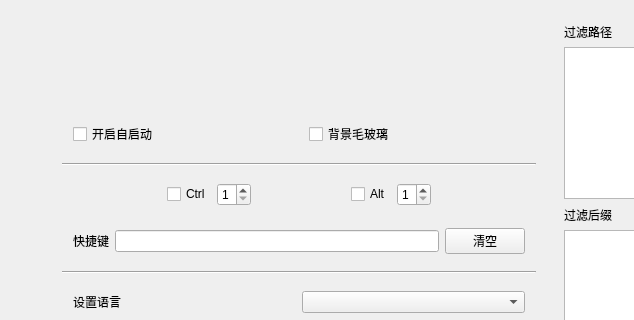
Above: uuz_shortcut_icon/config_window.ui from LOVEUUZ/uuz_shortcut_icon before the change; both pictures show x 0 to 634 and y 0 to 320 of the 842 by 592 pixel window. Below: the same form after it.
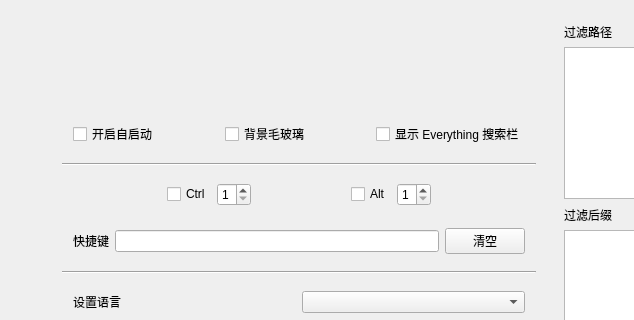
That is the form after the change. Custom widgets are drawn as their Qt base class.

Commit message: [ui][everything]: 调整ui，将搜索框改为可选，默认不显示

The edit to the form file:
```diff
--- a/uuz_shortcut_icon/config_window.ui
+++ b/uuz_shortcut_icon/config_window.ui
@@ -45,7 +45,7 @@
       </item>
       <item>
        <widget class="QWidget" name="horizontalWidget" native="true">
-        <layout class="QHBoxLayout" name="horizontalLayout_9" stretch="0,0">
+        <layout class="QHBoxLayout" name="horizontalLayout_9" stretch="0,0,0">
          <property name="spacing">
           <number>20</number>
          </property>
@@ -63,6 +63,16 @@
            </property>
           </widget>
          </item>
+         <item>
+          <widget class="QCheckBox" name="checkBox_is_everything_search">
+           <property name="toolTip">
+            <string>开启后显示 Everything 搜索栏，需要已安装并运行 Everything。默认关闭。</string>
+           </property>
+           <property name="text">
+            <string>显示 Everything 搜索栏</string>
+           </property>
+          </widget>
+         </item>
         </layout>
        </widget>
       </item>
```
The commit also changes 3 other files.
